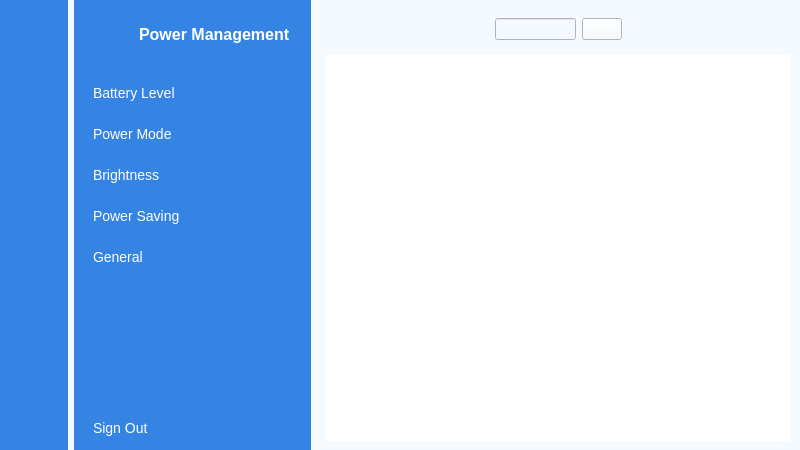
First picture: the form in main_form.ui, repository qhaihcblol/Demo, before the edit.
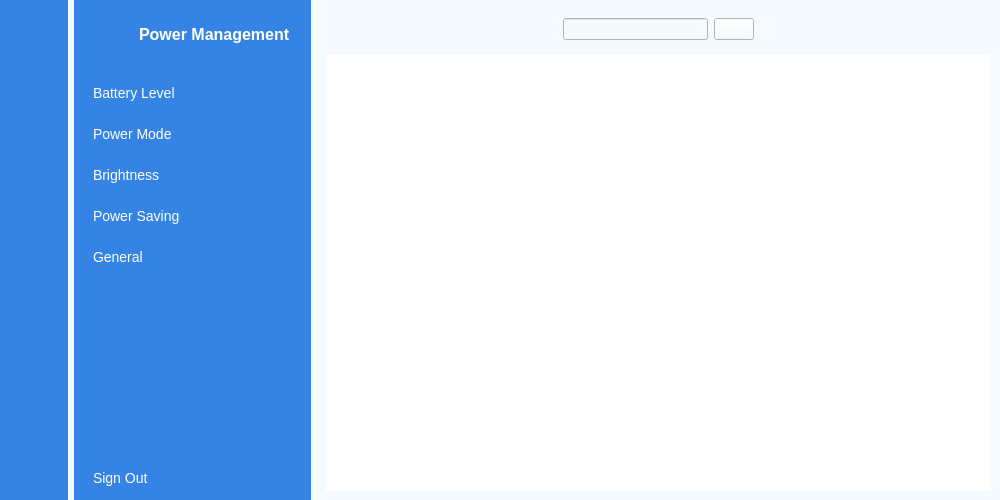
Second picture: the form after the edit. Icons and pictures are not drawn.

Diff of the .ui file:
```diff
--- a/main_form.ui
+++ b/main_form.ui
@@ -6,8 +6,8 @@
    <rect>
     <x>0</x>
     <y>0</y>
-    <width>800</width>
-    <height>450</height>
+    <width>1000</width>
+    <height>500</height>
    </rect>
   </property>
   <property name="windowTitle">
@@ -613,8 +613,8 @@
             </property>
             <property name="iconSize">
              <size>
-              <width>20</width>
-              <height>20</height>
+              <width>30</width>
+              <height>30</height>
              </size>
             </property>
             <property name="checkable">
```
Left out of the diff: 10 changed lines with no effect on the pictures.
